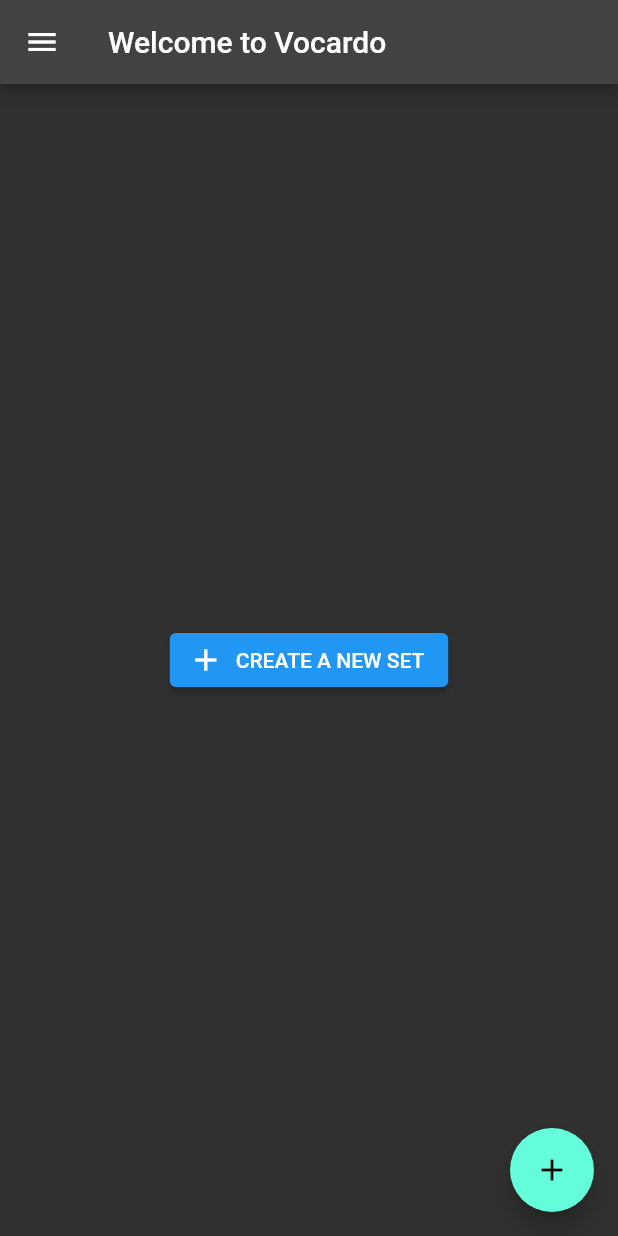
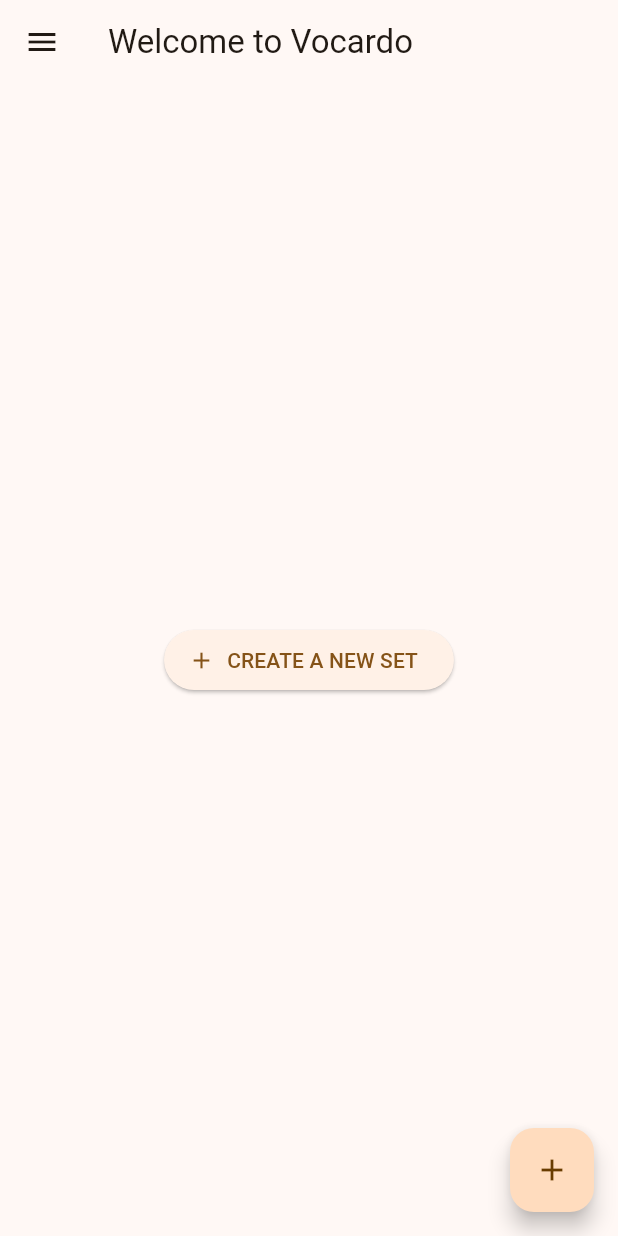
Before and after one commit to hosikiti/vocardo, a Flutter app: the screen it shows after launch, on a phone screen of 412 x 824 dp. Run offline on Flutter 3.47's test engine with Material 2 defaults, Android fonts, the phone set to English and light mode, and no system bars; our stand-ins replace audioplayers, flutter_riverpod, isar, riverpod_annotation; missing offline and left inert: record; accounts and stored records are empty; generated files the repository leaves out were written again.

Commit message:
Use system dark/light theme

```diff
--- a/lib/my_app.dart
+++ b/lib/my_app.dart
@@ -20,7 +20,7 @@ class MyApp extends ConsumerWidget {
         useMaterial3: true,
       ),
       darkTheme: ThemeData.dark(),
-      themeMode: ThemeMode.dark, // TODO: make this configurable
+      themeMode: ThemeMode.system,
       home: const MyHomePage(),
     );
   }
```
